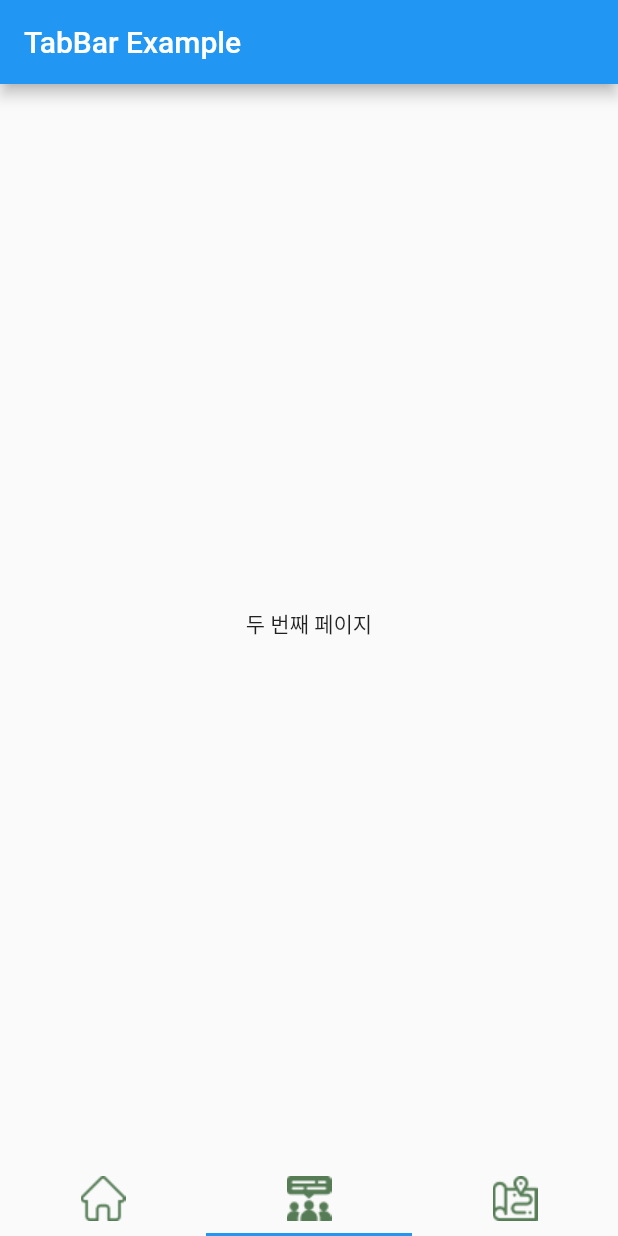
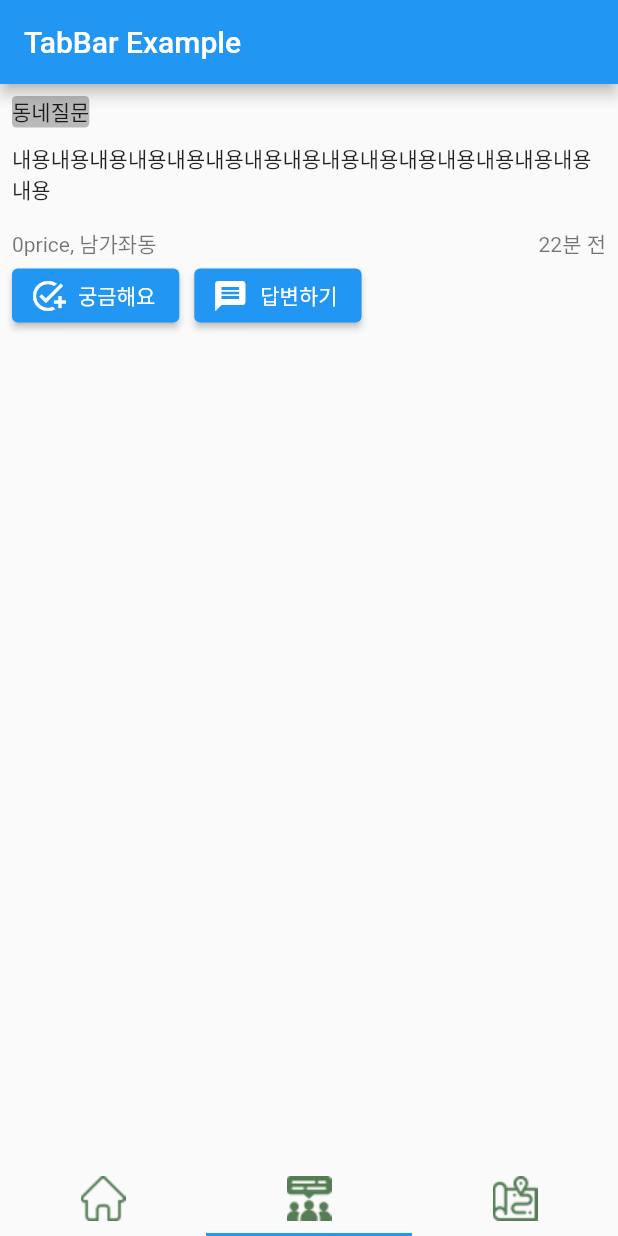
Before and after one commit to SeungJu972/mappage, a Flutter app: the screen it shows after launch, item 2 of the bottom bar chosen, on a phone screen of 412 x 824 dp. Run offline on Flutter 3.47's test engine with Material 2 defaults, Android fonts, the light colour scheme and no system bars; our stand-ins replace google_maps_flutter.

Commit message:
커뮤니티 및 커뮤니티 상세 페이지 업로드

```diff
--- /dev/null
+++ b/lib/Community/tab_commu.dart
@@ -0,0 +1,115 @@
+import 'package:flutter/cupertino.dart';
+import 'package:flutter/material.dart';
+
+class Tabcommu extends StatelessWidget{
+
+  @override
+  Widget build(BuildContext context) {
+    return const Center(
+      child : Padding(
+      padding: EdgeInsets.all(8.0),
+      child: Column(
+        children: [post()],
+      ),
+    ),
+    );
+  }
+}
+
+class post extends StatelessWidget {
+  const post({super.key});
+
+  @override
+  Widget build(BuildContext context) {
+    return const Column(
+      children: [
+        tag(),
+        SizedBox(
+          height: 10,
+        ),
+        contents(),
+        SizedBox(
+          height: 15,
+        ),
+        information(),
+        makeButton(),
+      ],
+    );
+  }
+}
+
+class tag extends StatelessWidget {
+  const tag({super.key});
+
+  @override
+  Widget build(BuildContext context) {
+    return Row(
+      children: [
+        Container(
+          decoration: BoxDecoration(
+            borderRadius: BorderRadius.circular(3),
+            color: Colors.black26,
+          ),
+          child: const Text(
+            "동네질문",
+          ),
+        ),
+      ],
+    );
+  }
+}
+
+class contents extends StatelessWidget {
+  const contents({super.key});
+
+  @override
+  Widget build(BuildContext context) {
+    return const Text("내용내용내용내용내용내용내용내용내용내용내용내용내용내용내용내용");
+  }
+}
+
+class information extends StatelessWidget {
+  const information({super.key});
+
+  @override
+  Widget build(BuildContext context) {
+    return const Row(
+      mainAxisAlignment: MainAxisAlignment.spaceBetween,
+      children: [
+        Text(
+          "0price, 남가좌동",
+          style: TextStyle(color: Colors.black54),
+        ),
+        Text(
+          "22분 전",
+          style: TextStyle(color: Colors.black54),
+        ),
+      ],
+    );
+  }
+}
+
+class makeButton extends StatelessWidget {
+  const makeButton({super.key});
+
+  @override
+  Widget build(BuildContext context) {
+    return Row(
+      children: [
+        ElevatedButton.icon(
+          icon: const Icon(Icons.add_task),
+          label: const Text("궁금해요"),
+          onPressed: () {},
+        ),
+        const SizedBox(
+          width: 10,
+        ),
+        ElevatedButton.icon(
+          icon: const Icon(Icons.message),
+          label: const Text("답변하기"),
+          onPressed: () {},
+        ),
+      ],
+    );
+  }
+}
--- a/lib/main.dart
+++ b/lib/main.dart
@@ -1,4 +1,5 @@
 import 'package:flutter/material.dart';
+import 'package:mappage/Community/tab_commu.dart';
 import 'sub/firstPage.dart';
 import 'sub/secondPage.dart';
 import 'sub/threePage.dart';
@@ -48,7 +49,7 @@ class _MyHomePageState extends State<MyHomePage>
           title: Text('TabBar Example'),
         ),
         body: TabBarView(
-          children: <Widget>[FirstApp(), SecondApp(), ThreeApp()],
+          children: <Widget>[FirstApp(), Tabcommu(), ThreeApp()],
           controller: controller,
         ),
         bottomNavigationBar: TabBar(tabs: <Tab>[
```
Also changed, not shown: lib/Community/sub/Community.dart (added, +57 -0 lines), lib/Community/sub/Community2.dart (added, +50 -0 lines), lib/Community/sub/Community3.dart (added, +149 -0 lines), lib/Community/sub/Community4.dart (added, +38 -0 lines).
